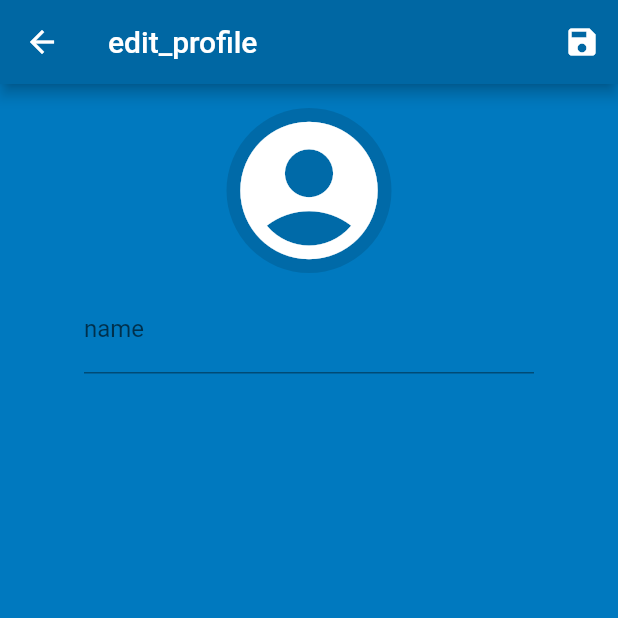
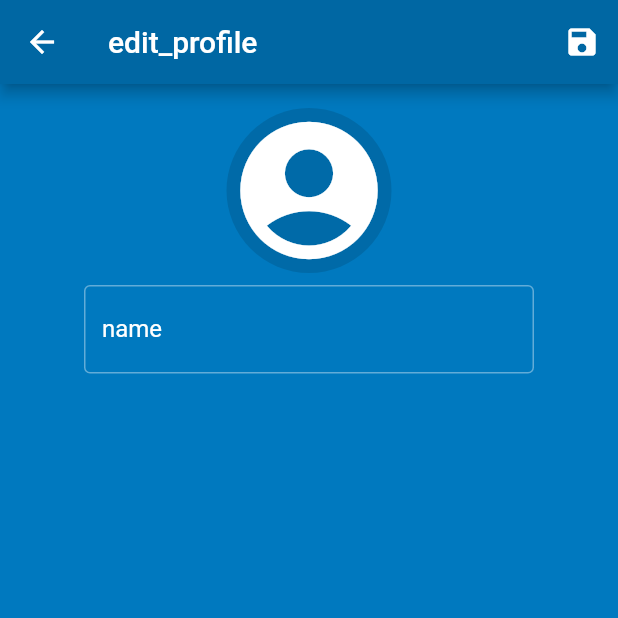
Before and after one commit to mniemyjski/deskable, a Flutter app: the AccountEditScreen screen opened by its route, on a phone screen of 412 x 824 dp, the top half of it. Run offline on Flutter 3.47's test engine with Material 2 defaults, Android fonts, the phone set to English and light mode, and no system bars; our stand-ins replace auto_size_text, bloc, bot_toast, cached_network_image, cloud_firestore, connectivity_plus and 14 more; missing offline and left inert: crop_your_image, easy_localization_loader; accounts and stored records are empty; Roboto replaces fonts that are missing (Georgia); statements that could not run were skipped.

Commit message:
ui improvement

```diff
--- a/lib/screens/account/account_edit_screen.dart
+++ b/lib/screens/account/account_edit_screen.dart
@@ -83,7 +83,21 @@ class _AccountEditScreenState extends State<AccountEditScreen> {
                     child: Form(
                       key: _formKeyName,
                       child: TextFormField(
-                        decoration: InputDecoration(labelText: Languages.name()),
+                        decoration: InputDecoration(
+                          labelText: Languages.name(),
+                          labelStyle: TextStyle(color: Colors.white),
+                          enabledBorder: OutlineInputBorder(
+                            borderSide: BorderSide(
+                              color: Colors.white38,
+                            ),
+                          ),
+                          focusedBorder: OutlineInputBorder(
+                            borderSide: BorderSide(
+                              color: Colors.white,
+                            ),
+                          ),
+                        ),
+                        style: TextStyle(color: Colors.white),
                         textInputAction: TextInputAction.done,
                         controller: _controllerName,
                         inputFormatters: [
--- a/lib/screens/introduction/introduction_screen.dart
+++ b/lib/screens/introduction/introduction_screen.dart
@@ -44,6 +44,7 @@ class IntroScreen extends StatelessWidget {
   Widget build(BuildContext context) {
     return IntroductionScreen(
       pages: pages(),
+      globalBackgroundColor: Colors.grey[200],
       showSkipButton: true,
       skip: Text(Languages.skip(), style: TextStyle(fontWeight: FontWeight.w600)),
       next: Text(Languages.next(), style: TextStyle(fontWeight: FontWeight.w600)),
--- a/lib/screens/management/widget/search_dialog.dart
+++ b/lib/screens/management/widget/search_dialog.dart
@@ -116,7 +116,7 @@ class _SearchDialogState extends State<SearchDialog> {
             key: _formKey,
             child: TextFormField(
               decoration: InputDecoration(
-                isCollapsed: true,
+                // isCollapsed: true,
                 contentPadding: EdgeInsets.all(8),
                 hintText: Languages.search(),
                 icon: FaIcon(
@@ -150,7 +150,7 @@ class _SearchDialogState extends State<SearchDialog> {
         ),
         SingleChildScrollView(
           child: Container(
-            height: 420,
+            height: 400,
             padding: const EdgeInsets.all(8.9),
             child: ListView.separated(
                 separatorBuilder: (context, index) => Divider(),
```
Also changed, not shown: lib/screens/settings/settings_screen.dart (+9 -2 lines), lib/screens/sign_in/widgets/email_form.dart (+5 -6 lines).
